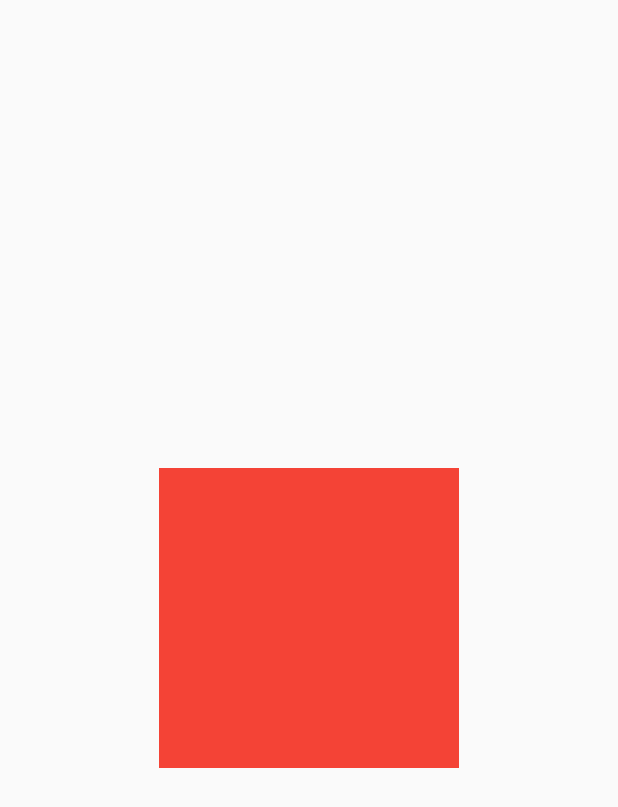
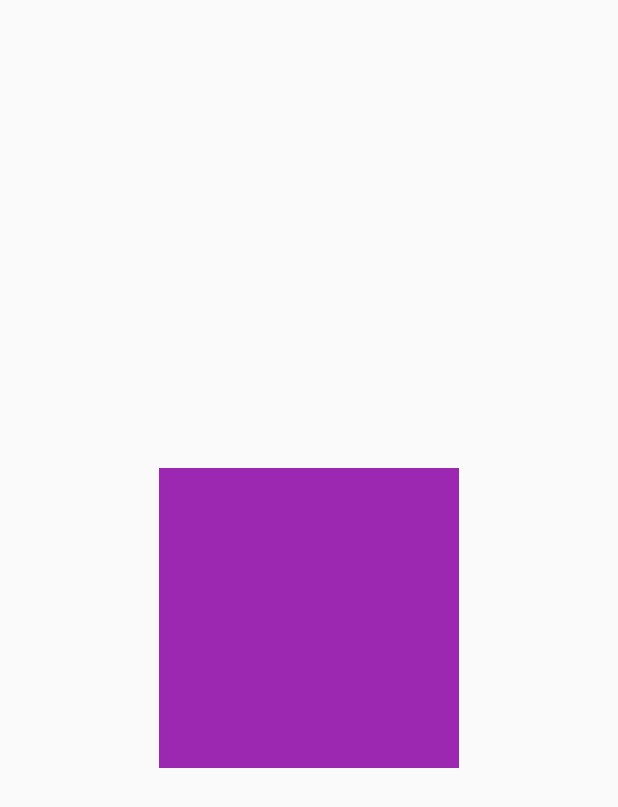
Before and after one commit to JosiaAlmeida/Flutter-Animation, a Flutter app: the screen it shows after launch, on a phone screen of 412 x 824 dp. Shown: the top 807 px of the screen. Run offline on Flutter 3.47's test engine with Material 2 defaults, Android fonts, the phone set to English and light mode, and no system bars.

Commit message:
Alterando a cor

```diff
--- a/lib/home.dart
+++ b/lib/home.dart
@@ -36,7 +36,11 @@ class _HomePageState extends State<HomePage>
       body: Center(
         child: GestureDetector(
           onTap: () {
-            controller.repeat(reverse: true);
+            if (controller.value > 0) {
+              controller.reverse();
+            } else {
+              controller.forward();
+            }
           },
           child: AnimatedBuilder(
               animation: squadSize,
@@ -44,7 +48,11 @@ class _HomePageState extends State<HomePage>
                 return Container(
                   width: squadSize.value,
                   height: squadSize.value,
-                  color: Colors.red,
+                  alignment: squadSize.value > 0
+                      ? Alignment.centerRight
+                      : Alignment.center,
+                  color:
+                      Color.lerp(Colors.red, Colors.purple, controller.value),
                 );
               }),
         ),
```
